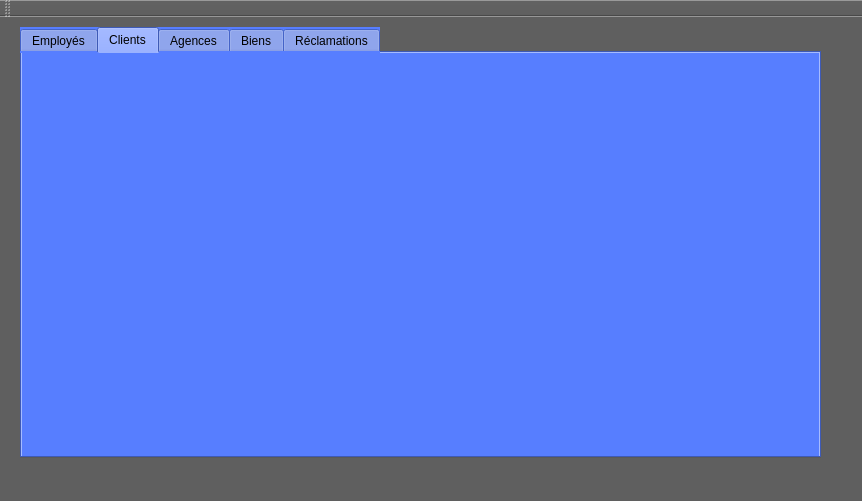
Old version of the form mainwindow.ui in the repository Oussama-Naffeti/Smart_Real_Estate_Agency_2A4.
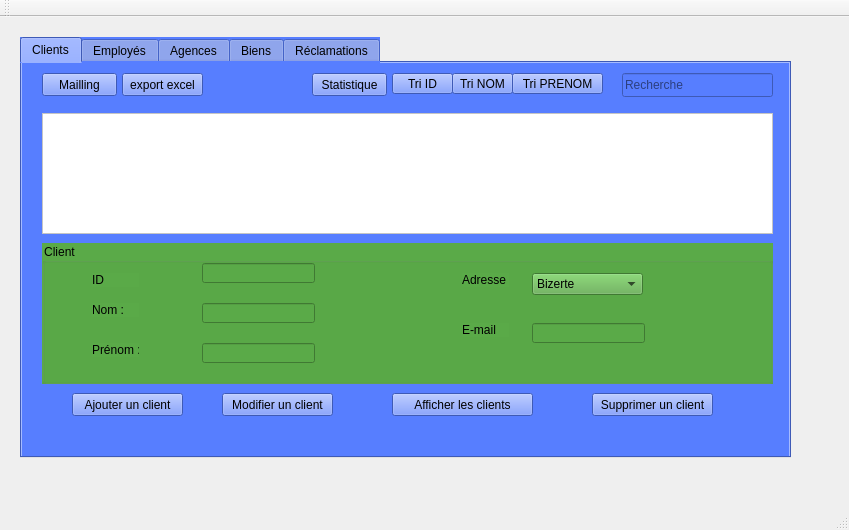
New version of the form. The open tabs and pages were chosen to show the change.

Diff of the .ui file:
```diff
--- a/mainwindow.ui
+++ b/mainwindow.ui
@@ -6,64 +6,376 @@
    <rect>
     <x>0</x>
     <y>0</y>
-    <width>862</width>
-    <height>501</height>
+    <width>849</width>
+    <height>530</height>
    </rect>
   </property>
   <property name="windowTitle">
    <string>Gestion des Clients</string>
   </property>
-  <property name="styleSheet">
-   <string notr="true">background-color: rgb(95, 95, 95);</string>
-  </property>
   <widget class="QWidget" name="centralWidget">
-   <widget class="QTabWidget" name="tabWidget_agence">
+   <widget class="QTabWidget" name="tabWidget">
     <property name="geometry">
      <rect>
       <x>20</x>
-      <y>10</y>
-      <width>801</width>
-      <height>431</height>
+      <y>20</y>
+      <width>771</width>
+      <height>421</height>
      </rect>
     </property>
     <property name="styleSheet">
      <string notr="true">background-color: rgb(87, 126, 255);</string>
     </property>
     <property name="currentIndex">
-     <number>2</number>
+     <number>0</number>
     </property>
-    <widget class="QWidget" name="tab_employe">
-     <attribute name="title">
-      <string>Employés</string>
-     </attribute>
-    </widget>
     <widget class="QWidget" name="tab_client">
      <attribute name="title">
       <string>Clients</string>
      </attribute>
+     <widget class="QPushButton" name="pushButton_merier1_2">
+      <property name="geometry">
+       <rect>
+        <x>290</x>
+        <y>10</y>
+        <width>75</width>
+        <height>23</height>
+       </rect>
+      </property>
+      <property name="text">
+       <string>Statistique</string>
+      </property>
+     </widget>
+     <widget class="QPushButton" name="mailing">
+      <property name="geometry">
+       <rect>
+        <x>20</x>
+        <y>10</y>
+        <width>75</width>
+        <height>23</height>
+       </rect>
+      </property>
+      <property name="text">
+       <string>Mailling</string>
+      </property>
+     </widget>
+     <widget class="QPushButton" name="export_excel">
+      <property name="geometry">
+       <rect>
+        <x>100</x>
+        <y>10</y>
+        <width>81</width>
+        <height>23</height>
+       </rect>
+      </property>
+      <property name="text">
+       <string>export excel</string>
+      </property>
+     </widget>
+     <widget class="QGroupBox" name="groupBox_emplye_2">
+      <property name="geometry">
+       <rect>
+        <x>20</x>
+        <y>180</y>
+        <width>731</width>
+        <height>141</height>
+       </rect>
+      </property>
+      <property name="styleSheet">
+       <string notr="true">background-color: rgb(90, 170, 72);</string>
+      </property>
+      <property name="title">
+       <string>Client</string>
+      </property>
+      <widget class="QLabel" name="label_6">
+       <property name="geometry">
+        <rect>
+         <x>50</x>
+         <y>60</y>
+         <width>47</width>
+         <height>14</height>
+        </rect>
+       </property>
+       <property name="text">
+        <string>Nom :</string>
+       </property>
+      </widget>
+      <widget class="QLabel" name="label_7">
+       <property name="geometry">
+        <rect>
+         <x>50</x>
+         <y>100</y>
+         <width>47</width>
+         <height>14</height>
+        </rect>
+       </property>
+       <property name="text">
+        <string>Prénom :</string>
+       </property>
+      </widget>
+      <widget class="QLabel" name="label_8">
+       <property name="geometry">
+        <rect>
+         <x>420</x>
+         <y>30</y>
+         <width>47</width>
+         <height>14</height>
+        </rect>
+       </property>
+       <property name="text">
+        <string>Adresse :</string>
+       </property>
+      </widget>
+      <widget class="QLabel" name="label_9">
+       <property name="geometry">
+        <rect>
+         <x>420</x>
+         <y>80</y>
+         <width>47</width>
+         <height>14</height>
+        </rect>
+       </property>
+       <property name="text">
+        <string>E-mail</string>
+       </property>
+      </widget>
+      <widget class="QLineEdit" name="linenom">
+       <property name="geometry">
+        <rect>
+         <x>160</x>
+         <y>60</y>
+         <width>113</width>
+         <height>20</height>
+        </rect>
+       </property>
+      </widget>
+      <widget class="QLineEdit" name="lineEdit_prenom">
+       <property name="geometry">
+        <rect>
+         <x>160</x>
+         <y>100</y>
+         <width>113</width>
+         <height>20</height>
+        </rect>
+       </property>
+      </widget>
+      <widget class="QLineEdit" name="lineEdit_email">
+       <property name="geometry">
+        <rect>
+         <x>490</x>
+         <y>80</y>
+         <width>113</width>
+         <height>20</height>
+        </rect>
+       </property>
+      </widget>
+      <widget class="QLabel" name="label_19">
+       <property name="geometry">
+        <rect>
+         <x>50</x>
+         <y>30</y>
+         <width>47</width>
+         <height>14</height>
+        </rect>
+       </property>
+       <property name="text">
+        <string>ID</string>
+       </property>
+      </widget>
+      <widget class="QLineEdit" name="lineEditID">
+       <property name="geometry">
+        <rect>
+         <x>160</x>
+         <y>20</y>
+         <width>113</width>
+         <height>20</height>
+        </rect>
+       </property>
+      </widget>
+      <widget class="QComboBox" name="lineEdit_ad">
+       <property name="geometry">
+        <rect>
+         <x>490</x>
+         <y>30</y>
+         <width>111</width>
+         <height>22</height>
+        </rect>
+       </property>
+       <item>
+        <property name="text">
+         <string>Bizerte</string>
+        </property>
+       </item>
+       <item>
+        <property name="text">
+         <string>Tunis</string>
+        </property>
+       </item>
+       <item>
+        <property name="text">
+         <string>Nabeul</string>
+        </property>
+       </item>
+       <item>
+        <property name="text">
+         <string>Sfax</string>
+        </property>
+       </item>
+       <item>
+        <property name="text">
+         <string>Sousse</string>
+        </property>
+       </item>
+      </widget>
+     </widget>
+     <widget class="QPushButton" name="pushButton_ajouter_2">
+      <property name="geometry">
+       <rect>
+        <x>50</x>
+        <y>330</y>
+        <width>111</width>
+        <height>23</height>
+       </rect>
+      </property>
+      <property name="styleSheet">
+       <string notr="true"/>
+      </property>
+      <property name="text">
+       <string>Ajouter un client</string>
+      </property>
+     </widget>
+     <widget class="QPushButton" name="pushButton_modifier_2">
+      <property name="geometry">
+       <rect>
+        <x>200</x>
+        <y>330</y>
+        <width>111</width>
+        <height>23</height>
+       </rect>
+      </property>
+      <property name="text">
+       <string>Modifier un client</string>
+      </property>
+     </widget>
+     <widget class="QPushButton" name="pushButton_supprimer_2">
+      <property name="geometry">
+       <rect>
+        <x>570</x>
+        <y>330</y>
+        <width>121</width>
+        <height>23</height>
+       </rect>
+      </property>
+      <property name="text">
+       <string>Supprimer un client</string>
+      </property>
+     </widget>
+     <widget class="QTableView" name="tableau">
+      <property name="geometry">
+       <rect>
+        <x>20</x>
+        <y>50</y>
+        <width>731</width>
+        <height>121</height>
+       </rect>
+      </property>
+      <property name="styleSheet">
+       <string notr="true">background-color: rgb(255, 255, 255);</string>
+      </property>
+      <property name="sortingEnabled">
+       <bool>true</bool>
+      </property>
+      <attribute name="horizontalHeaderCascadingSectionResizes">
+       <bool>true</bool>
+      </attribute>
+      <attribute name="horizontalHeaderShowSortIndicator" stdset="0">
+       <bool>false</bool>
+      </attribute>
+      <attribute name="horizontalHeaderStretchLastSection">
+       <bool>false</bool>
+      </attribute>
+     </widget>
+     <widget class="QPushButton" name="pushButton">
+      <property name="geometry">
+       <rect>
+        <x>370</x>
+        <y>10</y>
+        <width>61</width>
+        <height>21</height>
+       </rect>
+      </property>
+      <property name="text">
+       <string>Tri ID</string>
+      </property>
+     </widget>
+     <widget class="QPushButton" name="pushButton_ajouter_3">
+      <property name="geometry">
+       <rect>
+        <x>370</x>
+        <y>330</y>
+        <width>141</width>
+        <height>23</height>
+       </rect>
+      </property>
+      <property name="styleSheet">
+       <string notr="true"/>
+      </property>
+      <property name="text">
+       <string>Afficher les clients</string>
+      </property>
+     </widget>
+     <widget class="QLineEdit" name="rechercher">
+      <property name="geometry">
+       <rect>
+        <x>600</x>
+        <y>10</y>
+        <width>151</width>
+        <height>24</height>
+       </rect>
+      </property>
+      <property name="placeholderText">
+       <string>Recherche</string>
+      </property>
+      <property name="clearButtonEnabled">
+       <bool>true</bool>
+      </property>
+     </widget>
+     <widget class="QPushButton" name="pushButton_3">
+      <property name="geometry">
+       <rect>
+        <x>430</x>
+        <y>10</y>
+        <width>61</width>
+        <height>21</height>
+       </rect>
+      </property>
+      <property name="text">
+       <string>Tri NOM</string>
+      </property>
+     </widget>
+     <widget class="QPushButton" name="pushButton_4">
+      <property name="geometry">
+       <rect>
+        <x>490</x>
+        <y>10</y>
+        <width>91</width>
+        <height>21</height>
+       </rect>
+      </property>
+      <property name="text">
+       <string>Tri PRENOM</string>
+      </property>
+     </widget>
     </widget>
-    <widget class="QWidget" name="tab_agence">
+    <widget class="QWidget" name="tab_employe">
      <attribute name="title">
-      <string>Agences</string>
+      <string>Employés</string>
      </attribute>
-     <widget class="QPushButton" name="pushButton_metier2">
-      <property name="geometry">
-       <rect>
-        <x>180</x>
-        <y>20</y>
-        <width>75</width>
-        <height>23</height>
-       </rect>
-      </property>
-      <property name="text">
-       <string>Metier 2</string>
-      </property>
-     </widget>
      <widget class="QPushButton" name="pushButton_metier6">
       <property name="geometry">
        <rect>
-        <x>670</x>
-        <y>20</y>
+        <x>660</x>
+        <y>10</y>
         <width>75</width>
         <height>23</height>
        </rect>
@@ -72,11 +384,24 @@
        <string>Metier 6</string>
       </property>
      </widget>
+     <widget class="QPushButton" name="pushButton_metier2">
+      <property name="geometry">
+       <rect>
+        <x>170</x>
+        <y>10</y>
+        <width>75</width>
+        <height>23</height>
+       </rect>
+      </property>
+      <property name="text">
+       <string>Metier 2</string>
+      </property>
+     </widget>
      <widget class="QPushButton" name="pushButton_metier3">
       <property name="geometry">
        <rect>
-        <x>300</x>
-        <y>20</y>
+        <x>290</x>
+        <y>10</y>
         <width>75</width>
         <height>23</height>
        </rect>
@@ -85,27 +410,76 @@
        <string>Metier 3</string>
       </property>
      </widget>
-     <widget class="QPushButton" name="pushButton_ajouter">
-      <property name="geometry">
-       <rect>
-        <x>110</x>
-        <y>350</y>
-        <width>75</width>
-        <height>23</height>
-       </rect>
-      </property>
-      <property name="styleSheet">
-       <string notr="true">color: rgb(0, 0, 0);</string>
-      </property>
-      <property name="text">
-       <string>Ajouter</string>
-      </property>
-     </widget>
-     <widget class="QGroupBox" name="groupBox_emplye">
+     <widget class="QPushButton" name="pushButton_merier1">
       <property name="geometry">
        <rect>
         <x>40</x>
-        <y>190</y>
+        <y>10</y>
+        <width>75</width>
+        <height>23</height>
+       </rect>
+      </property>
+      <property name="text">
+       <string>Metier 1</string>
+      </property>
+     </widget>
+     <widget class="QPushButton" name="pushButton_metier5">
+      <property name="geometry">
+       <rect>
+        <x>540</x>
+        <y>10</y>
+        <width>75</width>
+        <height>23</height>
+       </rect>
+      </property>
+      <property name="text">
+       <string>Metier 5</string>
+      </property>
+     </widget>
+     <widget class="QPushButton" name="pushButton_metier4">
+      <property name="geometry">
+       <rect>
+        <x>410</x>
+        <y>10</y>
+        <width>75</width>
+        <height>23</height>
+       </rect>
+      </property>
+      <property name="text">
+       <string>Metier 4</string>
+      </property>
+     </widget>
+     <widget class="QScrollArea" name="scrollArea_5">
+      <property name="geometry">
+       <rect>
+        <x>30</x>
+        <y>50</y>
+        <width>731</width>
+        <height>121</height>
+       </rect>
+      </property>
+      <property name="styleSheet">
+       <string notr="true">background-color: rgb(255, 255, 255);</string>
+      </property>
+      <property name="widgetResizable">
+       <bool>true</bool>
+      </property>
+      <widget class="QWidget" name="scrollAreaWidgetContents_6">
+       <property name="geometry">
+        <rect>
+         <x>0</x>
+         <y>0</y>
+         <width>729</width>
+         <height>119</height>
+        </rect>
+       </property>
+      </widget>
+     </widget>
+     <widget class="QGroupBox" name="groupBox_emplye">
+      <property name="geometry">
+       <rect>
+        <x>30</x>
+        <y>180</y>
         <width>731</width>
         <height>141</height>
        </rect>
@@ -121,12 +495,12 @@
         <rect>
          <x>50</x>
          <y>30</y>
-         <width>81</width>
-         <height>16</height>
+         <width>47</width>
+         <height>14</height>
         </rect>
        </property>
        <property name="text">
-        <string>ID de l'agence</string>
+        <string>Nom :</string>
        </property>
       </widget>
       <widget class="QLabel" name="label_2">
@@ -139,7 +513,7 @@
         </rect>
        </property>
        <property name="text">
-        <string>Adresse :</string>
+        <string>Prénom :</string>
        </property>
       </widget>
       <widget class="QLabel" name="label_3">
@@ -152,10 +526,10 @@
         </rect>
        </property>
        <property name="text">
-        <string>Budget</string>
+        <string>Adresse :</string>
        </property>
       </widget>
-      <widget class="QLineEdit" name="lineEdit_id">
+      <widget class="QLineEdit" name="lineEdit_10">
        <property name="geometry">
         <rect>
          <x>160</x>
@@ -165,13 +539,11 @@
         </rect>
        </property>
        <property name="styleSheet">
-        <string notr="true">background-color: rgb(255, 255, 255);</string>
-       </property>
-       <property name="text">
-        <string/>
+        <string notr="true">color: rgb(255, 255, 255);
+background-color: rgb(255, 255, 255);</string>
        </property>
       </widget>
-      <widget class="QLineEdit" name="lineEdit_budget">
+      <widget class="QLineEdit" name="lineEdit_12">
        <property name="geometry">
         <rect>
          <x>160</x>
@@ -181,10 +553,11 @@
         </rect>
        </property>
        <property name="styleSheet">
-        <string notr="true">background-color: rgb(255, 255, 255);</string>
+        <string notr="true">color: rgb(255, 255, 255);
+background-color: rgb(255, 255, 255);</string>
        </property>
       </widget>
-      <widget class="QLineEdit" name="lineEdit_adresse">
+      <widget class="QLineEdit" name="lineEdit_11">
        <property name="geometry">
         <rect>
          <x>160</x>
@@ -194,23 +567,24 @@
         </rect>
        </property>
        <property name="styleSheet">
-        <string notr="true">background-color: rgb(255, 255, 255);</string>
+        <string notr="true">color: rgb(255, 255, 255);
+background-color: rgb(255, 255, 255);</string>
        </property>
       </widget>
       <widget class="QLabel" name="label_4">
        <property name="geometry">
         <rect>
-         <x>356</x>
+         <x>420</x>
          <y>30</y>
-         <width>111</width>
-         <height>20</height>
+         <width>47</width>
+         <height>14</height>
         </rect>
        </property>
        <property name="text">
-        <string>Nombre d'employés :</string>
+        <string>Agence :</string>
        </property>
       </widget>
-      <widget class="QLineEdit" name="lineEdit_nbr_employe">
+      <widget class="QLineEdit" name="lineEdit_13">
        <property name="geometry">
         <rect>
          <x>500</x>
@@ -220,23 +594,24 @@
         </rect>
        </property>
        <property name="styleSheet">
-        <string notr="true">background-color: rgb(255, 255, 255);</string>
+        <string notr="true">color: rgb(255, 255, 255);
+background-color: rgb(255, 255, 255);</string>
        </property>
       </widget>
       <widget class="QLabel" name="label_5">
        <property name="geometry">
         <rect>
-         <x>356</x>
+         <x>420</x>
          <y>70</y>
-         <width>111</width>
-         <height>20</height>
+         <width>47</width>
+         <height>14</height>
         </rect>
        </property>
        <property name="text">
-        <string>Nombre de clients :</string>
+        <string>Salaire :</string>
        </property>
       </widget>
-      <widget class="QLineEdit" name="lineEdit_nbr_client">
+      <widget class="QLineEdit" name="lineEdit_14">
        <property name="geometry">
         <rect>
          <x>500</x>
@@ -246,93 +621,16 @@
         </rect>
        </property>
        <property name="styleSheet">
-        <string notr="true">background-color: rgb(255, 255, 255);</string>
+        <string notr="true">color: rgb(255, 255, 255);
+background-color: rgb(255, 255, 255);</string>
        </property>
       </widget>
-      <widget class="QLabel" name="label_6">
-       <property name="geometry">
-        <rect>
-         <x>356</x>
-         <y>110</y>
-         <width>111</width>
-         <height>20</height>
-        </rect>
-       </property>
-       <property name="text">
-        <string>Nombre de biens :</string>
-       </property>
-      </widget>
-      <widget class="QLineEdit" name="lineEdit_nbr_bien">
-       <property name="geometry">
-        <rect>
-         <x>500</x>
-         <y>110</y>
-         <width>113</width>
-         <height>20</height>
-        </rect>
-       </property>
-       <property name="styleSheet">
-        <string notr="true">background-color: rgb(255, 255, 255);</string>
-       </property>
-      </widget>
-     </widget>
-     <widget class="QPushButton" name="pushButton_metier5">
-      <property name="geometry">
-       <rect>
-        <x>550</x>
-        <y>20</y>
-        <width>75</width>
-        <height>23</height>
-       </rect>
-      </property>
-      <property name="text">
-       <string>Metier 5</string>
-      </property>
-     </widget>
-     <widget class="QPushButton" name="pushButton_supprimer">
-      <property name="geometry">
-       <rect>
-        <x>710</x>
-        <y>350</y>
-        <width>75</width>
-        <height>23</height>
-       </rect>
-      </property>
-      <property name="text">
-       <string>Supprimer</string>
-      </property>
-     </widget>
-     <widget class="QPushButton" name="pushButton_metier1">
-      <property name="geometry">
-       <rect>
-        <x>50</x>
-        <y>20</y>
-        <width>75</width>
-        <height>23</height>
-       </rect>
-      </property>
-      <property name="text">
-       <string>Metier 1</string>
-      </property>
-     </widget>
-     <widget class="QPushButton" name="pushButton_metier4">
-      <property name="geometry">
-       <rect>
-        <x>420</x>
-        <y>20</y>
-        <width>75</width>
-        <height>23</height>
-       </rect>
-      </property>
-      <property name="text">
-       <string>Metier 4</string>
-      </property>
      </widget>
      <widget class="QPushButton" name="pushButton_modifier">
       <property name="geometry">
        <rect>
-        <x>340</x>
-        <y>350</y>
+        <x>330</x>
+        <y>340</y>
         <width>75</width>
         <height>23</height>
        </rect>
@@ -341,44 +639,41 @@
        <string>Modifier</string>
       </property>
      </widget>
-     <widget class="QTableView" name="tableView">
+     <widget class="QPushButton" name="pushButton_supprimer">
       <property name="geometry">
        <rect>
-        <x>70</x>
-        <y>50</y>
-        <width>651</width>
-        <height>131</height>
+        <x>600</x>
+        <y>340</y>
+        <width>75</width>
+        <height>23</height>
+       </rect>
+      </property>
+      <property name="text">
+       <string>Supprimer</string>
+      </property>
+     </widget>
+     <widget class="QPushButton" name="pushButton_ajouter">
+      <property name="geometry">
+       <rect>
+        <x>100</x>
+        <y>340</y>
+        <width>75</width>
+        <height>23</height>
        </rect>
       </property>
       <property name="styleSheet">
-       <string notr="true">background-color: rgb(255, 255, 255);
-border-color: rgb(0, 0, 0);</string>
-      </property>
-     </widget>
-     <widget class="QLineEdit" name="lineEdit_supprimer">
-      <property name="geometry">
-       <rect>
-        <x>580</x>
-        <y>350</y>
-        <width>113</width>
-        <height>20</height>
-       </rect>
-      </property>
-     </widget>
-     <widget class="QLabel" name="label">
-      <property name="geometry">
-       <rect>
-        <x>490</x>
-        <y>350</y>
-        <width>81</width>
-        <height>20</height>
-       </rect>
+       <string notr="true">color: rgb(0, 0, 0);</string>
       </property>
       <property name="text">
-       <string>ID à supprimer :</string>
+       <string>Ajouter</string>
       </property>
      </widget>
     </widget>
+    <widget class="QWidget" name="tab_agence">
+     <attribute name="title">
+      <string>Agences</string>
+     </attribute>
+    </widget>
     <widget class="QWidget" name="tab_bien">
      <attribute name="title">
       <string>Biens</string>
@@ -396,7 +691,7 @@
     <rect>
      <x>0</x>
      <y>0</y>
-     <width>862</width>
+     <width>849</width>
      <height>22</height>
     </rect>
    </property>
```
